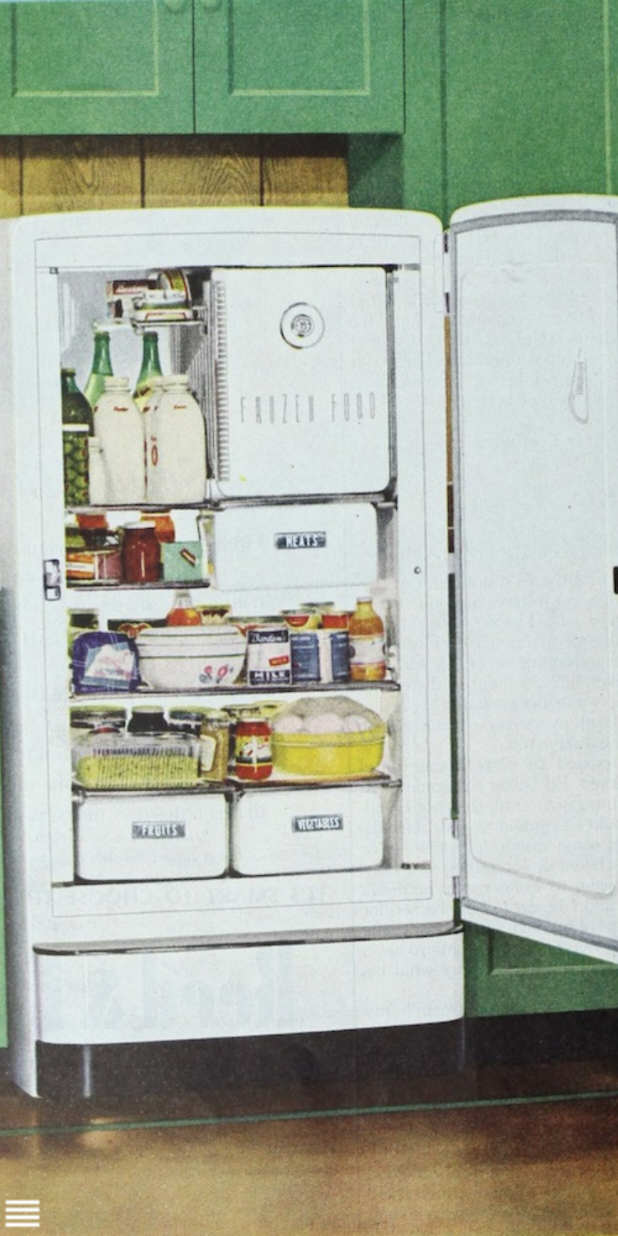
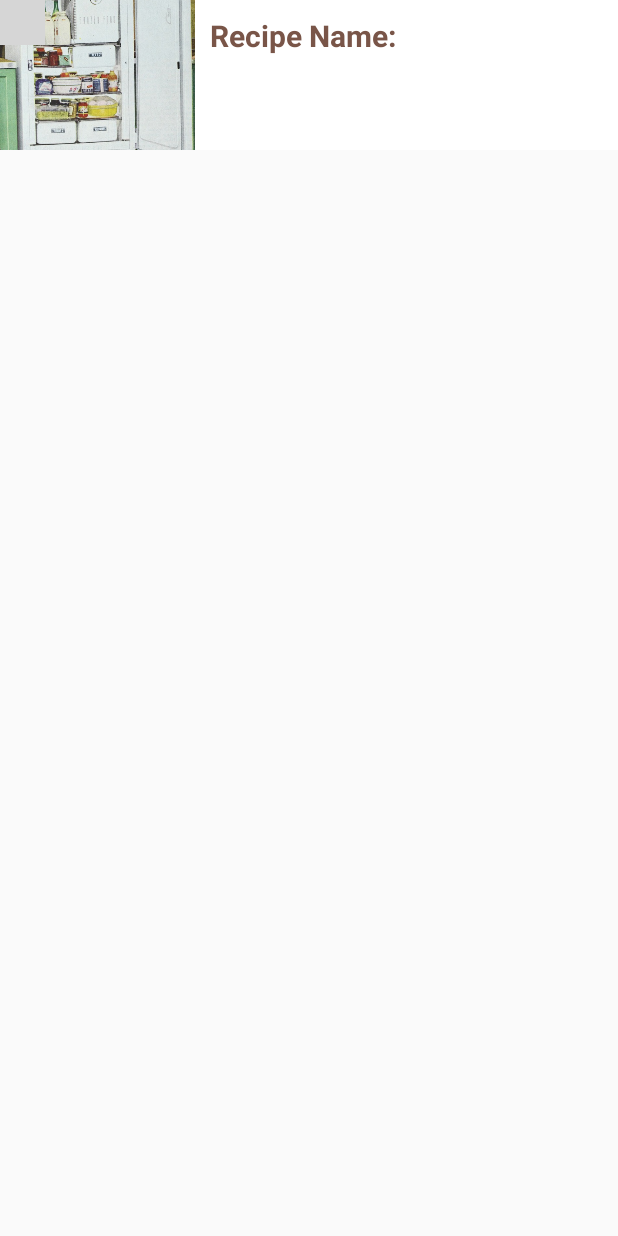
Before and after one commit to gstuart/WhatsInTheFridge-Android, an Android app: the layout recipe_list_item_drag.xml on its own in the app's theme, with its tools: preview values and no code run, on a phone screen of 412 x 824 dp. Run offline under Robolectric (Android 15) with nearby library versions, the phone set to English and light mode, and no system bars; grey boxes are pictures that could not be loaded.

Commit message:
change start page if user is logged in into fridge

```diff
--- a/app/src/main/java/com/epicodus/whatsinthefridge_android/ui/MainActivity.java
+++ b/app/src/main/java/com/epicodus/whatsinthefridge_android/ui/MainActivity.java
@@ -48,6 +48,10 @@ public class MainActivity extends AppCompatActivity implements View.OnClickListe
                 FirebaseUser user = firebaseAuth.getCurrentUser();
                 if (user != null) {
                     getSupportActionBar().setTitle("Welcome, " + user.getDisplayName() + "!");
+                    Intent intent = new Intent(MainActivity.this, Fridge.class);
+                    intent.setFlags(Intent.FLAG_ACTIVITY_NEW_TASK | Intent.FLAG_ACTIVITY_CLEAR_TASK);
+                    startActivity(intent);
+                    finish();
                 } else {
 
                 }
--- a/app/src/main/java/com/epicodus/whatsinthefridge_android/util/SimpleItemTouchHelperCallback.java
+++ b/app/src/main/java/com/epicodus/whatsinthefridge_android/util/SimpleItemTouchHelperCallback.java
@@ -28,8 +28,7 @@ public class SimpleItemTouchHelperCallback extends ItemTouchHelper.Callback {
     }
 
     @Override
-    public boolean onMove(RecyclerView recyclerView, RecyclerView.ViewHolder source,
-                          RecyclerView.ViewHolder target) {
+    public boolean onMove(RecyclerView recyclerView, RecyclerView.ViewHolder source, RecyclerView.ViewHolder target) {
         if (source.getItemViewType() != target.getItemViewType()) {
             return false;
         }
--- a/app/src/main/res/layout/recipe_list_item_drag.xml
+++ b/app/src/main/res/layout/recipe_list_item_drag.xml
@@ -2,17 +2,16 @@
 <LinearLayout xmlns:android="http://schemas.android.com/apk/res/android"
     android:orientation="horizontal"
     android:layout_width="match_parent"
-    android:layout_height="match_parent"
-    android:background="@color/colorPrimary" >
+    android:layout_height="wrap_content">
 
     <RelativeLayout
         android:layout_width="wrap_content"
         android:layout_height="wrap_content">
 
         <ImageView
+            android:layout_width="130dp"
+            android:layout_height="100dp"
             android:id="@+id/recipeImageView"
-            android:layout_width="wrap_content"
-            android:layout_height="wrap_content"
             android:src="@drawable/fridge"
             android:scaleType="centerCrop"/>
 
@@ -20,10 +19,9 @@
                 android:id="@+id/dragIcon"
                 android:layout_width="30dp"
                 android:layout_height="30dp"
-                android:layout_alignLeft="@id/recipeImageView"
-                android:layout_alignBottom="@id/recipeImageView"
-                android:gravity="bottom|left"
-                android:src="@drawable/ic_reorder_white_24dp"/>
+                android:gravity="bottom|start"
+                android:src="@drawable/ic_reorder_black_24dp"/>
+
     </RelativeLayout>
 
     <LinearLayout
@@ -31,27 +29,16 @@
         android:layout_width="match_parent"
         android:layout_height="match_parent"
         android:background="@color/colorTextIcons"
-        android:padding="10dp" >
+        android:padding="10dp">
 
         <TextView
-            android:id="@+id/recipeTitleTextView"
             android:layout_width="wrap_content"
             android:layout_height="wrap_content"
+            android:id="@+id/recipeTitleTextView"
             android:textSize="20sp"
-            android:textColor="@color/colorTextIcons"
             android:textStyle="bold"
-            android:text="@string/recipe_title"/>
-        <RelativeLayout
-            android:layout_width="match_parent"
-            android:layout_height="match_parent" >
+            android:text="@string/recipe_title"
+            android:textColor="@color/colorPrimary"/>
 
-            <TextView
-                android:id="@+id/recipeIngredientsTextView"
-                android:layout_width="wrap_content"
-                android:layout_height="wrap_content"
-                android:layout_alignParentBottom="true"
-                android:layout_alignParentRight="true"
-                android:textColor="@color/colorTextIcons"/>
-        </RelativeLayout>
     </LinearLayout>
 </LinearLayout>
```
